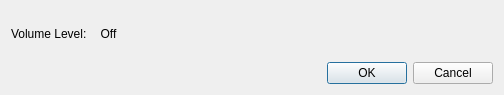
Above: source/dialogs/dynamicdialog.ui from powertab/powertabeditor before the change. Below: the same form after it.
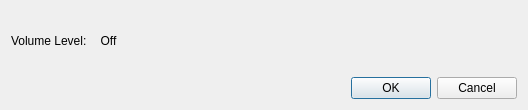
That is the form after the change. Icons and pictures are not drawn.

Diff of the .ui file:
```diff
--- a/source/dialogs/dynamicdialog.ui
+++ b/source/dialogs/dynamicdialog.ui
@@ -6,8 +6,8 @@
    <rect>
     <x>0</x>
     <y>0</y>
-    <width>504</width>
-    <height>95</height>
+    <width>528</width>
+    <height>110</height>
    </rect>
   </property>
   <property name="windowTitle">
```
Left out of the diff: 3 changed lines with no effect on the pictures.
